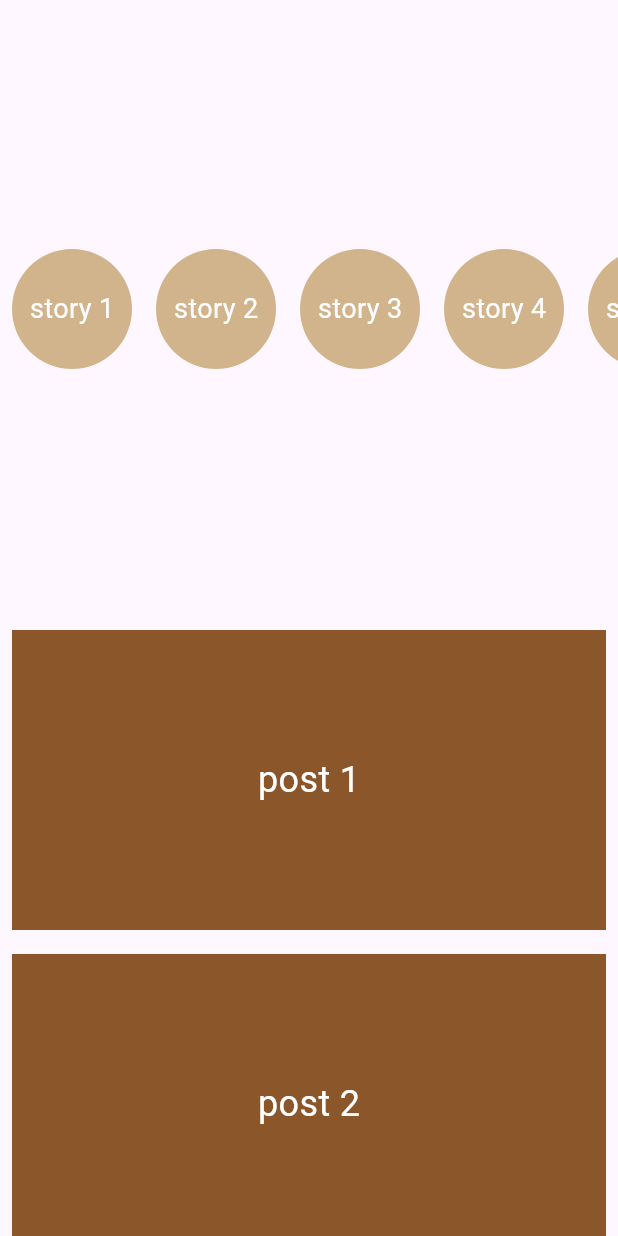
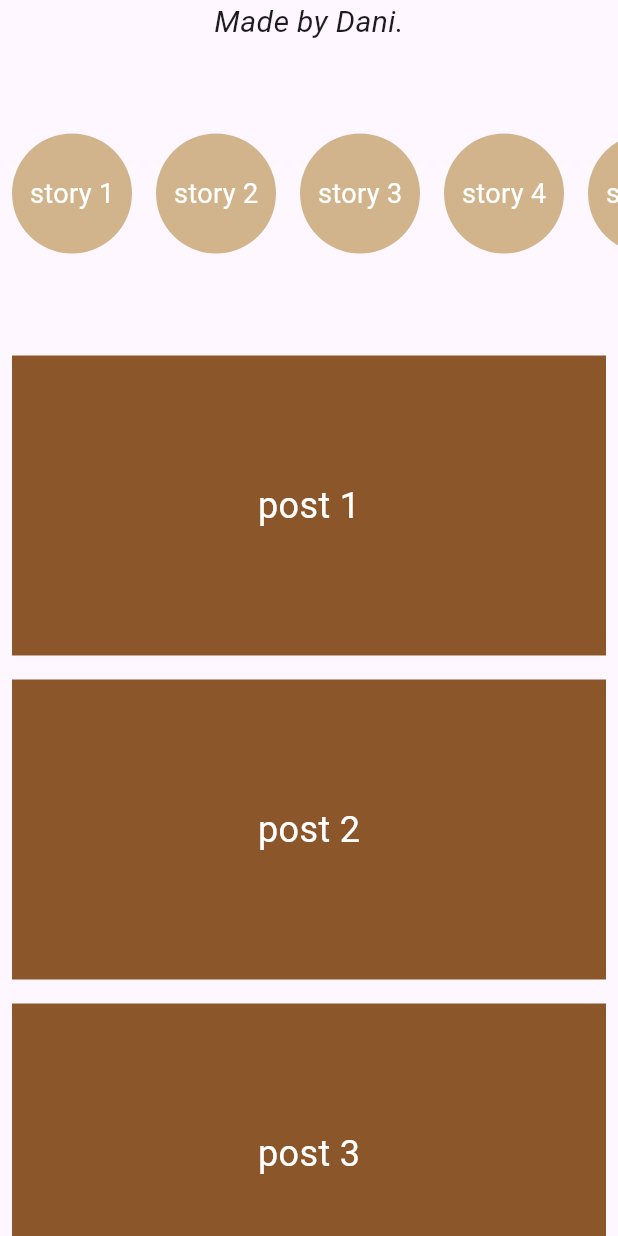
Before and after one commit to jovincia/listview_and_builder, a Flutter app: the screen it shows after launch, on a phone screen of 412 x 824 dp. Run offline on Flutter 3.47's test engine with Material 3 defaults, Android fonts, the phone set to English and light mode, and no system bars; our stand-ins replace google_fonts; Roboto replaces fonts that are missing (Calligraffitti, addressCity).

Commit message:
add author

```diff
--- a/lib/home_page.dart
+++ b/lib/home_page.dart
@@ -1,4 +1,5 @@
 import "package:flutter/material.dart";
+import "package:google_fonts/google_fonts.dart";
 import "package:listview_builder/circle.dart";
 import "package:listview_builder/square.dart";
 
@@ -29,14 +30,25 @@ class HomePage extends StatelessWidget {
     return Scaffold(
       body: Column(
         children: [
+        const Text(
+          "Made by Dani.",
+          style: TextStyle(
+            fontFamily: AutofillHints.addressCity,
+            fontStyle: FontStyle.italic,
+            fontSize: 20,
+          ),
+         ),
           //Instagram stories
-          Expanded(
+          SizedBox(
+            height: 200,
+            child: Expanded(
               child: ListView.builder(
                   itemCount: stories.length,
                   scrollDirection: Axis.horizontal,
                   itemBuilder: (context, index) {
                     return MyCircle(child: stories[index]);
                   }),
+            ),
           ),
 
           //Instagram posts
```
Lines whose indentation alone changed are shown as unchanged.
